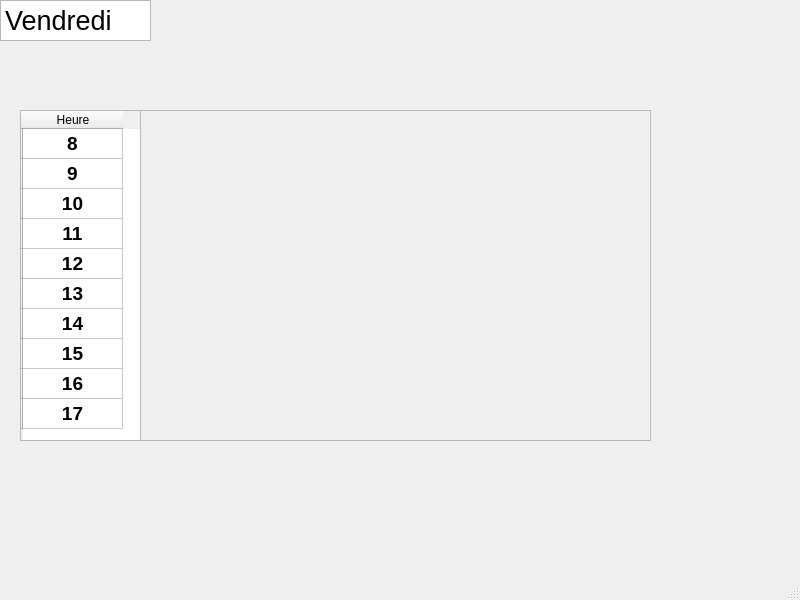
Above: Fenetres/client/agenda-vueQuotidienne.ui from H4413/SOA before the change. Below: the same form after it.
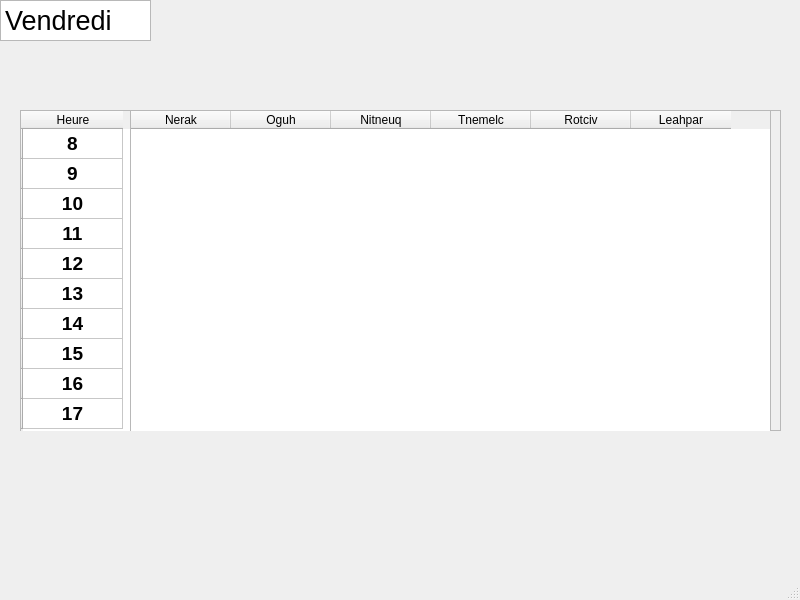
That is the form after the change.

The edit to the form file:
```diff
--- a/Fenetres/client/agenda-vueQuotidienne.ui
+++ b/Fenetres/client/agenda-vueQuotidienne.ui
@@ -39,8 +39,8 @@
      <rect>
       <x>20</x>
       <y>110</y>
-      <width>631</width>
-      <height>331</height>
+      <width>761</width>
+      <height>321</height>
      </rect>
     </property>
     <property name="frameShape">
@@ -264,6 +264,46 @@
       </property>
      </item>
     </widget>
+    <widget class="QTableWidget" name="tableWidget_2">
+     <property name="geometry">
+      <rect>
+       <x>110</x>
+       <y>0</y>
+       <width>641</width>
+       <height>331</height>
+      </rect>
+     </property>
+     <column>
+      <property name="text">
+       <string>Nerak</string>
+      </property>
+     </column>
+     <column>
+      <property name="text">
+       <string>Oguh</string>
+      </property>
+     </column>
+     <column>
+      <property name="text">
+       <string>Nitneuq</string>
+      </property>
+     </column>
+     <column>
+      <property name="text">
+       <string>Tnemelc</string>
+      </property>
+     </column>
+     <column>
+      <property name="text">
+       <string>Rotciv</string>
+      </property>
+     </column>
+     <column>
+      <property name="text">
+       <string>Leahpar</string>
+      </property>
+     </column>
+    </widget>
    </widget>
   </widget>
   <widget class="QMenuBar" name="menubar">
```
